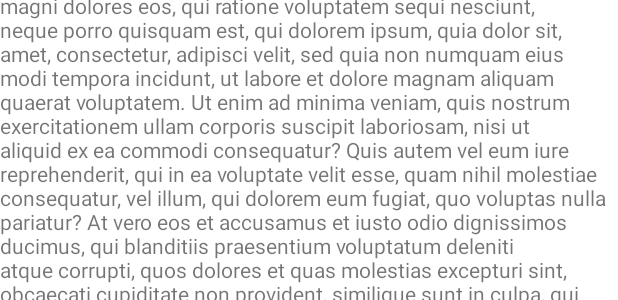
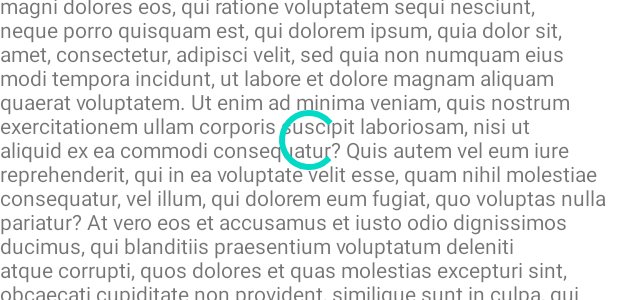
Before and after one commit to AAPTRV/CountriesApp, an Android app: the layout fragment_country_details.xml on its own in the app's theme, with its tools: preview values and no code run, on a phone screen of 412 x 824 dp. Shown: the part 478-778 px from the top of the screen. Run offline under Robolectric (Android 15) with nearby library versions, the phone set to English and light mode, and no system bars.

Commit message:
dialog and progress added

```diff
--- a/app/build.gradle
+++ b/app/build.gradle
@@ -10,7 +10,7 @@ android {
 
     defaultConfig {
         applicationId "com.example.task1new"
-        minSdkVersion 17
+        minSdkVersion 21
         targetSdkVersion 30
         versionCode 1
         versionName "1.0"
--- a/app/src/main/res/layout/fragment_country_details.xml
+++ b/app/src/main/res/layout/fragment_country_details.xml
@@ -1,7 +1,11 @@
 <?xml version="1.0" encoding="utf-8"?>
-<androidx.swiperefreshlayout.widget.SwipeRefreshLayout xmlns:android="http://schemas.android.com/apk/res/android"
+<FrameLayout xmlns:android="http://schemas.android.com/apk/res/android"
 	xmlns:app="http://schemas.android.com/apk/res-auto"
 	xmlns:tools="http://schemas.android.com/tools"
+	android:layout_width="match_parent"
+	android:layout_height="match_parent">
+
+	<androidx.swiperefreshlayout.widget.SwipeRefreshLayout
 		android:id="@+id/sr_country_details"
 		android:layout_width="match_parent"
 		android:layout_height="match_parent">
@@ -15,15 +19,6 @@
 				android:layout_width="match_parent"
 				android:layout_height="match_parent"
 				android:descendantFocusability="blocksDescendants">
-
-			<FrameLayout
-				android:id="@+id/progress"
-				android:layout_width="match_parent"
-				android:layout_height="match_parent"
-				app:layout_constraintBottom_toBottomOf="parent"
-				app:layout_constraintTop_toTopOf="parent">
-
-			</FrameLayout>
 
 				<androidx.appcompat.widget.AppCompatTextView
 					android:id="@+id/country_name"
@@ -40,8 +35,8 @@
 					android:id="@+id/iv_country_flag"
 					android:layout_width="@dimen/country_flag_image_size"
 					android:layout_height="@dimen/country_flag_image_size"
+					app:layout_constraintEnd_toEndOf="parent"
 					app:layout_constraintStart_toStartOf="parent"
-				app:layout_constraintEnd_toEndOf="parent"
 					app:layout_constraintTop_toBottomOf="@+id/country_name" />
 
 				<androidx.appcompat.widget.AppCompatTextView
@@ -71,17 +66,26 @@
 					app:layout_constraintStart_toStartOf="parent"
 					app:layout_constraintTop_toBottomOf="@+id/mv_country_details" />
 
-			<ProgressBar
-				android:layout_width="48dp"
-				android:layout_height="48dp"
-				android:layout_gravity="center"
-				android:layout_marginTop="32dp"
-				app:layout_constraintEnd_toEndOf="parent"
-				app:layout_constraintStart_toStartOf="parent"
-				app:layout_constraintTop_toTopOf="parent"
-				android:visibility="invisible"/>
-
 			</androidx.constraintlayout.widget.ConstraintLayout>
 
 		</androidx.core.widget.NestedScrollView>
 	</androidx.swiperefreshlayout.widget.SwipeRefreshLayout>
+
+	<FrameLayout
+		android:id="@+id/progress"
+		android:layout_width="match_parent"
+		android:layout_height="match_parent"
+		android:visibility="gone"
+		app:layout_constraintBottom_toBottomOf="parent"
+		app:layout_constraintTop_toTopOf="parent"
+		tools:visibility="visible">
+		<ProgressBar
+			android:layout_width="@dimen/progress_size"
+			android:layout_height="@dimen/progress_size"
+			android:layout_gravity="center"
+			app:layout_constraintEnd_toEndOf="parent"
+			app:layout_constraintStart_toStartOf="parent"
+			app:layout_constraintTop_toTopOf="parent" />
+	</FrameLayout>
+
+</FrameLayout>
--- a/app/src/main/res/values/dimens.xml
+++ b/app/src/main/res/values/dimens.xml
@@ -26,5 +26,7 @@
 	<dimen name="country_flag_image_size">200dp</dimen>
 	<dimen name="country_details_map_view_height">200dp</dimen>
 	<dimen name="dp20">20dp</dimen>
+	<dimen name="progress_size">48dp</dimen>
+	<dimen name="default_margin">24dp</dimen>
 
 </resources>
--- a/app/src/main/res/values/strings.xml
+++ b/app/src/main/res/values/strings.xml
@@ -29,8 +29,7 @@
     <string name="adapter_capital">Capital: %1$s</string>
     <string name="adapter_population">Population: %1$d </string>
     <string name="adapter_languages">Languages: %1$s</string>
-
-
+	<string name="ok">ok</string>
 
 
 </resources>
```
Also changed, not shown: app/src/main/java/com/example/task1new/ext/ActivityExt.kt (added, +109 -0 lines), app/src/main/java/com/example/task1new/screens/details/CountryDetailsFragment.kt (+10 -7 lines), app/src/main/res/layout/dialog_with_one_button.xml (added, +70 -0 lines). Lines whose indentation alone changed are shown as unchanged.
